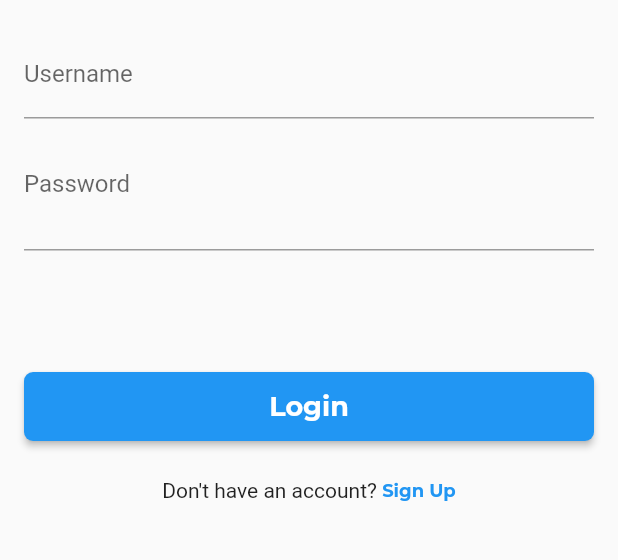
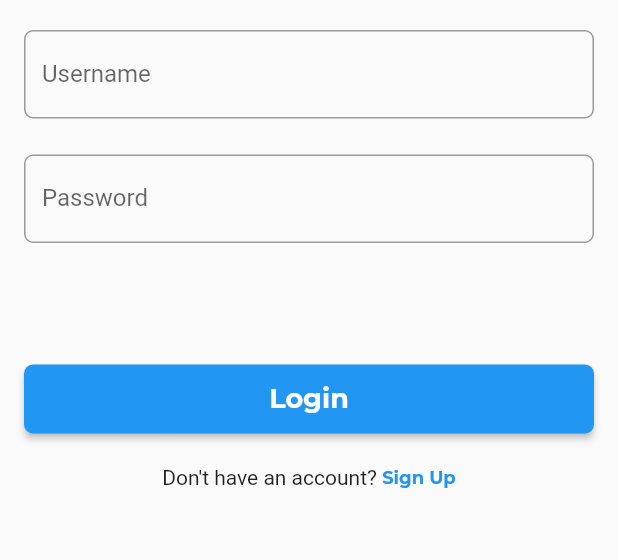
Before and after one commit to jhoanrivers/update_perhutangan, a Flutter app: the screen it shows after launch, on a phone screen of 412 x 824 dp, the part 324-884 px from its top. Run offline on Flutter 3.47's test engine with Material 2 defaults, Android fonts, the light colour scheme and no system bars; our stand-ins replace bloc, cached_network_image, equatable, flutter_bloc; project files that could hold a hidden picture were left out.

Commit message:
second-commit-login

```diff
--- a/lib/src/page/login/login_form.dart
+++ b/lib/src/page/login/login_form.dart
@@ -19,6 +19,10 @@ class _LoginFormState extends State<LoginForm> {
   var usernameController = TextEditingController();
   var passwordController = TextEditingController();
   var loginBloc;
+  bool obsecurePass = true;
+  bool autoVal = false;
+
+  final _formKey = GlobalKey<FormState>();
 
   @override
   void initState() {
@@ -90,6 +94,8 @@ class _LoginFormState extends State<LoginForm> {
           builder: (BuildContext context, LoginState state) {
 
             return SingleChildScrollView(
+              child: Form(
+                key: _formKey,
                 child: Padding(
                   padding: EdgeInsets.all(16),
                   child: Center(
@@ -107,20 +113,52 @@ class _LoginFormState extends State<LoginForm> {
                         SizedBox(height: 20,),
                         TextFormField(
                           decoration: InputDecoration(
-                            labelText: 'Username'
+                            border: OutlineInputBorder(
+                              borderRadius: BorderRadius.circular(6),
+                              borderSide: BorderSide()
                             ),
+                            labelText: 'Username',
+                          ),
+                          autovalidate: autoVal,
                           controller: usernameController,
+                          validator: (value){
+                            if(value.isEmpty){
+                              return 'Username can not be empty';
+                            }
+                            return null;
+                          },
+
+                        ),
+                        SizedBox(
+                          height: 24,
                         ),
                         TextFormField(
                           decoration: InputDecoration(
                               labelText: 'Password',
-                            suffix: FlatButton(
-                              onPressed: (){},
-                              child: Text('Show'),
-                            )
+                              border: OutlineInputBorder(
+                                borderRadius: BorderRadius.circular(6),
+                                borderSide: BorderSide()
+                              ),
+                              suffix: GestureDetector(
+                                onTap: (){
+                                  setState(() {
+                                    obsecurePass = !obsecurePass;
+                                  });
+                                },
+                                child: obsecurePass
+                                    ? Text('Show')
+                                    : Text('Hide'),
+                              ),
                           ),
                           controller: passwordController,
-                        obscureText: true,
+                          obscureText: obsecurePass,
+                          autovalidate: autoVal,
+                          validator: (value){
+                            if(value.isEmpty){
+                              return 'Password can not be empty';
+                            }
+                            return null;
+                          },
                         ),
                         SizedBox(
                           height: 80,
@@ -140,7 +178,7 @@ class _LoginFormState extends State<LoginForm> {
                           ),
                         ),
                         SizedBox(
-                        height: 24,
+                          height: 20,
                         ),
                         Row(
                           mainAxisAlignment: MainAxisAlignment.center,
@@ -164,6 +202,7 @@ class _LoginFormState extends State<LoginForm> {
                     ),
                   ),
                 ),
+              ),
             );
 
           },
@@ -179,12 +218,20 @@ class _LoginFormState extends State<LoginForm> {
   }
 
   void onButtonPressed() {
+    if(!_formKey.currentState.validate()){
+      setState(() {
+        autoVal = true;
+      });
+    }
+    else{
       loginBloc.add(
           LoginButtonPressed(
             username: usernameController.text,
             password: passwordController.text,
           )
       );
+    }
+
 
   }
 }
```
Also changed, not shown: 1 other file. Lines whose indentation alone changed are shown as unchanged.
